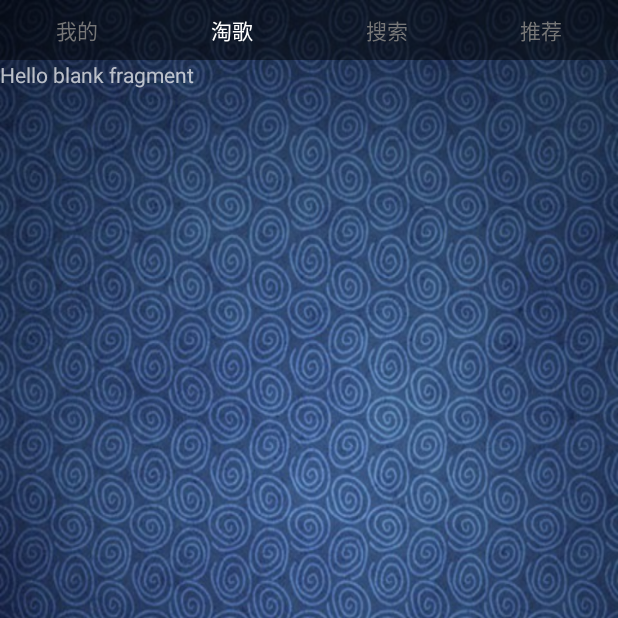
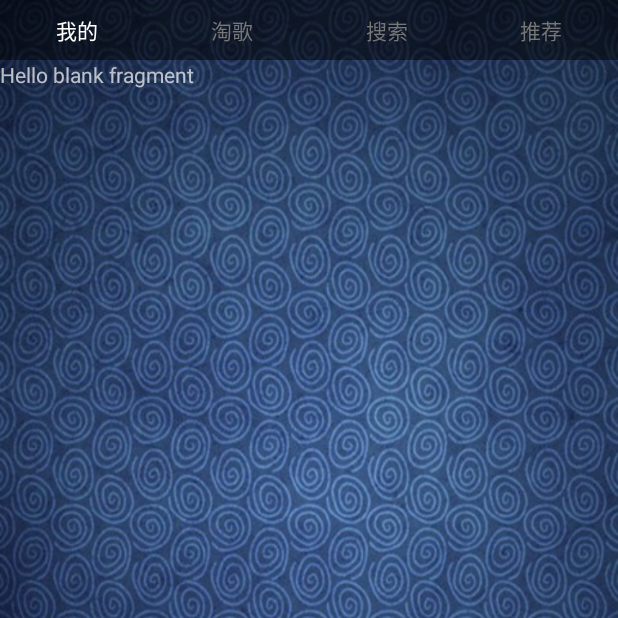
Before and after one commit to 152056139/Gmusic, an Android app: the MainActivity screen opened directly, with no data from a screen before it, on a phone screen of 412 x 824 dp, the top half of it. Run offline under Robolectric (Android 15) with nearby library versions, the phone set to English and light mode, and no system bars.

```diff
--- a/app/src/main/res/layout/activity_main.xml
+++ b/app/src/main/res/layout/activity_main.xml
@@ -1,6 +1,5 @@
 <?xml version="1.0" encoding="utf-8"?>
 <RelativeLayout xmlns:android="http://schemas.android.com/apk/res/android"
-    xmlns:app="http://schemas.android.com/apk/res-auto"
     xmlns:tools="http://schemas.android.com/tools"
     android:layout_width="match_parent"
     android:layout_height="match_parent"
@@ -20,8 +19,9 @@
             android:layout_height="40dp"
             android:layout_weight="1"
             android:button="@null"
+            android:checked="true"
             android:gravity="center"
-            android:text="我的"
+            android:text="@string/main_activity_textview_text_mine"
             android:textColor="@drawable/selector_text_color" />
 
         <RadioButton
@@ -31,7 +31,7 @@
             android:layout_weight="1"
             android:button="@null"
             android:gravity="center"
-            android:text="淘歌"
+            android:text="@string/main_activity_textview_text_taoge"
             android:textColor="@drawable/selector_text_color" />
 
         <RadioButton
@@ -41,7 +41,7 @@
             android:layout_weight="1"
             android:button="@null"
             android:gravity="center"
-            android:text="搜索"
+            android:text="@string/main_activity_textview_text_search"
             android:textColor="@drawable/selector_text_color" />
 
         <RadioButton
@@ -51,7 +51,7 @@
             android:layout_weight="1"
             android:button="@null"
             android:gravity="center"
-            android:text="推荐"
+            android:text="@string/main_activity_textview_text_recommend"
             android:textColor="@drawable/selector_text_color" />
 
     </RadioGroup>
@@ -69,7 +69,7 @@
             android:id="@+id/iv_bottom_album"
             android:layout_width="50dp"
             android:layout_height="50dp"
-            android:layout_alignParentLeft="true"
+            android:contentDescription="@string/main_activity_imageview_contentDescription_album"
             android:src="@drawable/img_album_background" />
 
 
@@ -84,12 +84,14 @@
             android:layout_marginLeft="5dp"
             android:layout_marginRight="5dp"
             android:baselineAlignBottom="false"
+            android:contentDescription="@string/main_activity_imageview_contentDescription_list"
             android:src="@drawable/icon_menu_point" />
 
         <View
             android:layout_width="0.5dp"
             android:layout_height="50dp"
             android:layout_toLeftOf="@id/iv_bottom_list"
+            android:layout_toStartOf="@id/iv_bottom_list"
             android:background="#aaaaaa">
 
         </View>
--- a/app/src/main/res/values/strings.xml
+++ b/app/src/main/res/values/strings.xml
@@ -3,4 +3,14 @@
 
     <!-- TODO: Remove or change this placeholder text -->
     <string name="hello_blank_fragment">Hello blank fragment</string>
+    <string name="main_activity_textview_text_mine">我的</string>
+    <string name="main_activity_textview_text_taoge">淘歌</string>
+    <string name="main_activity_textview_text_search">搜索</string>
+    <string name="main_activity_textview_text_recommend">推荐</string>
+    <string name="main_activity_imageview_contentDescription_album">专辑</string>
+    <string name="main_activity_imageview_contentDescription_list">歌曲列表</string>
+    <string name="welcome_activity_imageview_contentDescription_1">大图</string>
+    <string name="welcome_activity_imageview_contentDescription_2">小图</string>
+
+
 </resources>
```
Also changed, not shown: app/src/main/java/com/gray/gmusic/MainActivity.java (+36 -15 lines), app/src/main/res/drawable/selector_text_color.xml (+6 -2 lines), app/src/main/res/layout/activity_welcome.xml (+6 -4 lines).
